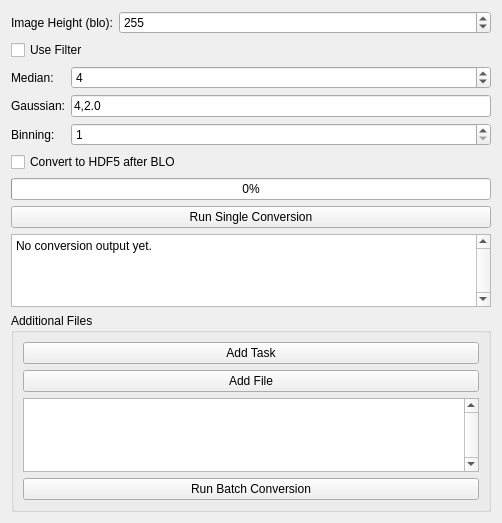
xinren1230/4DSTEM-TVIPSBLO-Convertor, file ConversionAndBatchPage.ui: the form before one commit.
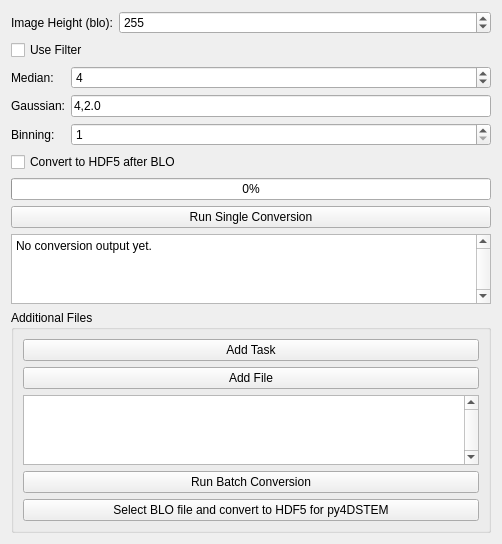
The form after the commit.

Commit message: 1: Added HDF5 conversion

Patch:
```diff
--- a/ConversionAndBatchPage.ui
+++ b/ConversionAndBatchPage.ui
@@ -7,7 +7,7 @@
     <x>0</x>
     <y>0</y>
     <width>502</width>
-    <height>523</height>
+    <height>529</height>
    </rect>
   </property>
   <property name="title">
@@ -178,6 +178,13 @@
         </property>
        </widget>
       </item>
+      <item>
+       <widget class="QPushButton" name="manualConvertButton">
+        <property name="text">
+         <string>Select BLO file and convert to HDF5 for py4DSTEM</string>
+        </property>
+       </widget>
+      </item>
      </layout>
     </widget>
    </item>
```
The commit also changes 2 other files.
